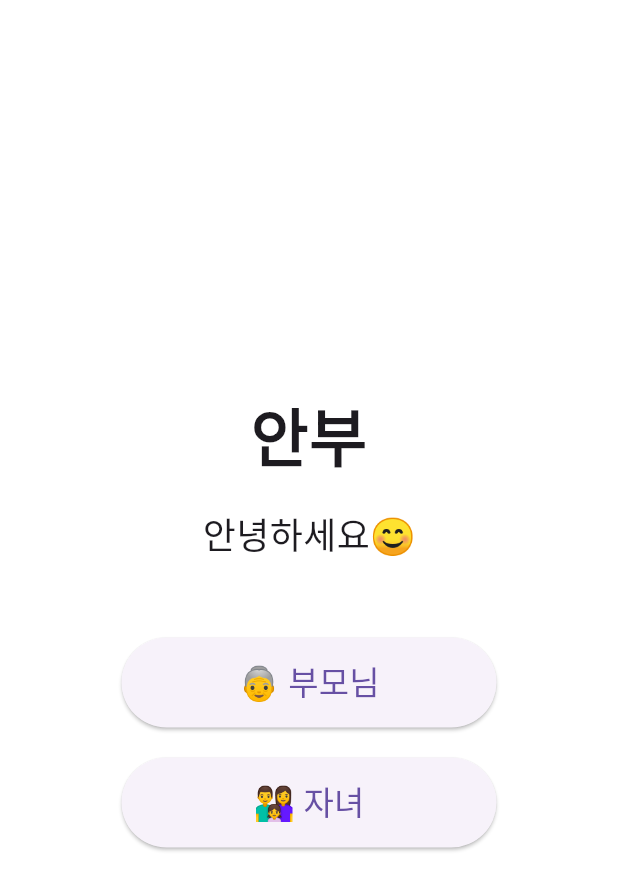
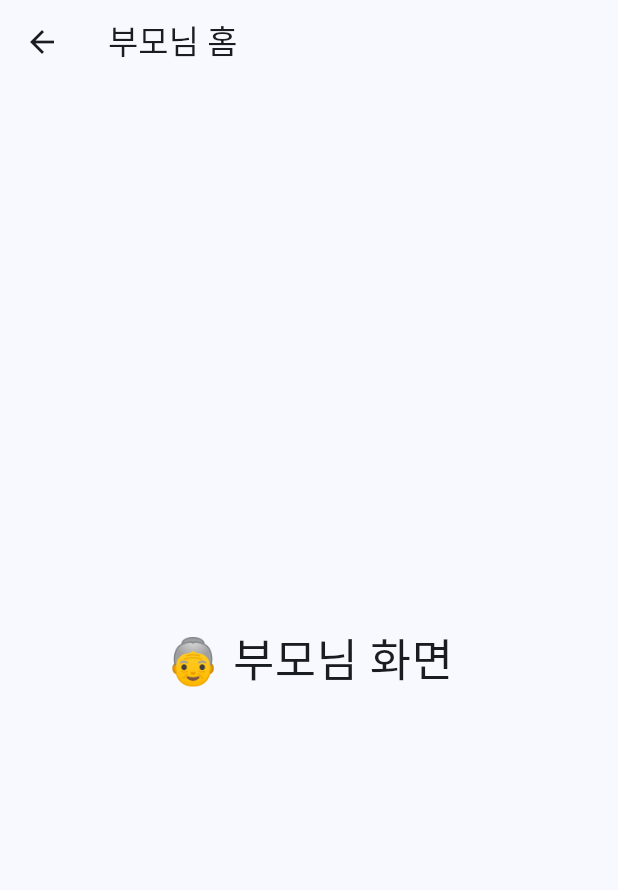
Before and after one commit to syunindaee/anbu_app, a Flutter app: the screen it shows after launch, after a tap on "👵 부모님", on a phone screen of 412 x 824 dp. Shown: the top 890 px of the screen. Run offline on Flutter 3.47's test engine with Material 3 defaults, Android fonts, the phone set to English and light mode, and no system bars.

Commit message:
feat: add onboarding navigation

```diff
--- /dev/null
+++ b/lib/app/app.dart
@@ -0,0 +1,19 @@
+import 'package:flutter/material.dart';
+import '../features/onboarding/onboarding_page.dart';
+
+class AnbuApp extends StatelessWidget {
+  const AnbuApp({super.key});
+
+  @override
+  Widget build(BuildContext context) {
+    return MaterialApp(
+      title: '안부',
+      debugShowCheckedModeBanner: false,
+      theme: ThemeData(
+        useMaterial3: true,
+        colorSchemeSeed: Colors.blue,
+      ),
+      home: const OnboardingPage(),
+    );
+  }
+}
--- /dev/null
+++ b/lib/features/child/child_home_page.dart
@@ -0,0 +1,20 @@
+import 'package:flutter/material.dart';
+
+class ChildHomePage extends StatelessWidget {
+  const ChildHomePage({super.key});
+
+  @override
+  Widget build(BuildContext context) {
+    return Scaffold(
+      appBar: AppBar(
+        title: const Text('자녀 홈'),
+      ),
+      body: const Center(
+        child: Text(
+          '👨‍👩‍👧 자녀 화면',
+          style: TextStyle(fontSize: 30),
+        ),
+      ),
+    );
+  }
+}
--- /dev/null
+++ b/lib/features/onboarding/onboarding_page.dart
@@ -0,0 +1,79 @@
+import 'package:flutter/material.dart';
+
+import '../parent/parent_home_page.dart';
+import '../child/child_home_page.dart';
+
+class OnboardingPage extends StatelessWidget {
+  const OnboardingPage({super.key});
+
+  @override
+  Widget build(BuildContext context) {
+    return Scaffold(
+      backgroundColor: Colors.white,
+      body: SafeArea(
+        child: Center(
+          child: Column(
+            mainAxisAlignment: MainAxisAlignment.center,
+            children: [
+              const Text(
+                '안부',
+                style: TextStyle(
+                  fontSize: 42,
+                  fontWeight: FontWeight.bold,
+                ),
+              ),
+              const SizedBox(height: 20),
+
+              const Text(
+                '안녕하세요 😊',
+                style: TextStyle(fontSize: 24),
+              ),
+
+              const SizedBox(height: 60),
+
+              SizedBox(
+                width: 250,
+                height: 60,
+                child: ElevatedButton(
+                  onPressed: () {
+                    Navigator.push(
+                      context,
+                      MaterialPageRoute(
+                        builder: (_) => const ParentHomePage(),
+                      ),
+                    );
+                  },
+                  child: const Text(
+                    '👵 부모님',
+                    style: TextStyle(fontSize: 22),
+                  ),
+                ),
+              ),
+
+              const SizedBox(height: 20),
+
+              SizedBox(
+                width: 250,
+                height: 60,
+                child: ElevatedButton(
+                  onPressed: () {
+                    Navigator.push(
+                      context,
+                      MaterialPageRoute(
+                        builder: (_) => const ChildHomePage(),
+                      ),
+                    );
+                  },
+                  child: const Text(
+                    '👨‍👩‍👧 자녀',
+                    style: TextStyle(fontSize: 22),
+                  ),
+                ),
+              ),
+            ],
+          ),
+        ),
+      ),
+    );
+  }
+}
--- /dev/null
+++ b/lib/features/parent/parent_home_page.dart
@@ -0,0 +1,20 @@
+import 'package:flutter/material.dart';
+
+class ParentHomePage extends StatelessWidget {
+  const ParentHomePage({super.key});
+
+  @override
+  Widget build(BuildContext context) {
+    return Scaffold(
+      appBar: AppBar(
+        title: const Text('부모님 홈'),
+      ),
+      body: const Center(
+        child: Text(
+          '👵 부모님 화면',
+          style: TextStyle(fontSize: 30),
+        ),
+      ),
+    );
+  }
+}
--- a/lib/main.dart
+++ b/lib/main.dart
@@ -1,74 +1,6 @@
 import 'package:flutter/material.dart';
+import 'app/app.dart';
 
 void main() {
   runApp(const AnbuApp());
 }
-
-class AnbuApp extends StatelessWidget {
-  const AnbuApp({super.key});
-
-  @override
-  Widget build(BuildContext context) {
-    return MaterialApp(
-      debugShowCheckedModeBanner: false,
-      title: '안부',
-      home: const HomePage(),
-    );
-  }
-}
-
-class HomePage extends StatelessWidget {
-  const HomePage({super.key});
-
-  @override
-  Widget build(BuildContext context) {
-    return Scaffold(
-      backgroundColor: Colors.white,
-      body: SafeArea(
-        child: Center(
-          child: Column(
-            mainAxisAlignment: MainAxisAlignment.center,
-            children: [
-              Text(
-                '안부',
-                style: TextStyle(
-                  fontSize: 42,
-                  fontWeight: FontWeight.bold,
-                ),
-              ),
-              SizedBox(height: 20),
-              Text(
-                '안녕하세요😊',
-                style: TextStyle(fontSize: 24),
-              ),
-              SizedBox(height: 50),
-              SizedBox(
-                width: 250,
-                height: 60,
-                child: ElevatedButton(
-                  onPressed: () {},
-                  child: Text(
-                    '👵 부모님',
-                    style: TextStyle(fontSize: 22),
-                  ),
-                ),
-              ),
-              SizedBox(height: 20),
-              SizedBox(
-                width: 250,
-                height: 60,
-                child: ElevatedButton(
-                  onPressed: () {},
-                  child: Text(
-                    '👨‍👩‍👧 자녀',
-                    style: TextStyle(fontSize: 22),
-                  ),
-                ),
-              ),
-            ],
-          ),
-        ),
-      ),
-    );
-  }
-}
```
Also changed, not shown: flutter_01.png (added), 1 other file.
